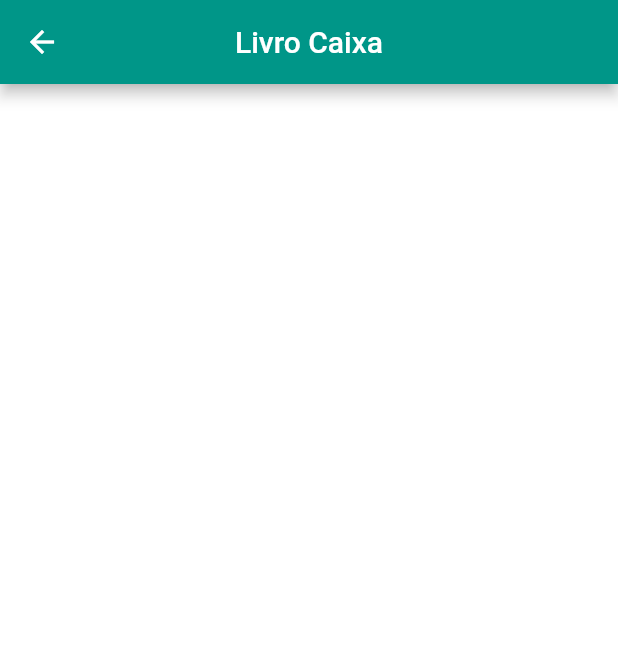
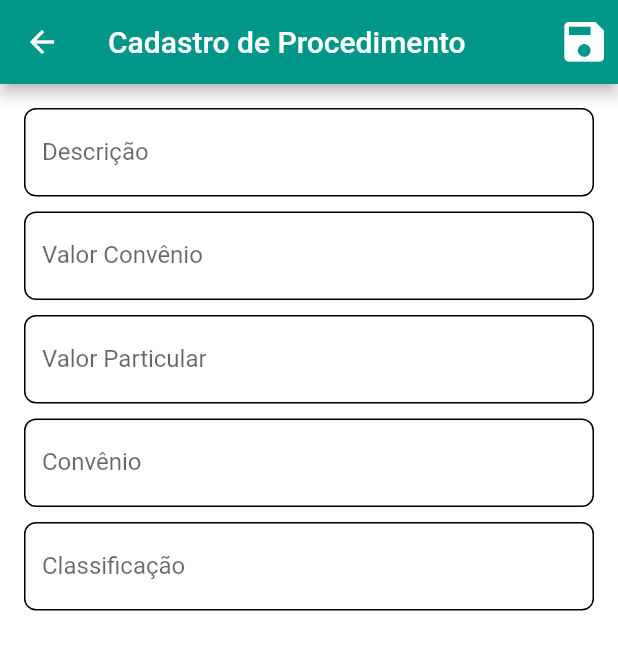
Before and after one commit to Juniorjcmj/flutter_doctor, a Flutter app: the HomePage screen opened directly, after a tap on an icon or button, on a phone screen of 412 x 824 dp. Shown: the top 650 px of the screen. Run offline on Flutter 3.47's test engine with Material 2 defaults, Android fonts, the phone set to English and light mode, and no system bars; our stand-ins replace dio, flutter_custom_clippers, flutter_svg, fluttertoast, font_awesome_flutter, get and 6 more; missing offline and left inert: dart:ffi; accounts and stored records are empty; network calls fail.

Commit message:
termino do formulario de cadastro de procedimentos

```diff
--- /dev/null
+++ b/lib/modulos/procedimento/model/procedimento.dart
@@ -0,0 +1,31 @@
+class Procedimento {
+  dynamic id;
+  String? descricao;
+  dynamic valorConvenio;
+  dynamic valorParticular;
+  String? convenio;
+  String? classificacao;
+
+  Procedimento({
+    this.descricao,
+    this.id,
+    this.valorConvenio,
+    this.valorParticular,
+    this.convenio,
+    this.classificacao,
+  });
+
+  Procedimento.fromJson(Map<String, dynamic> json) {
+    id = json["id"];
+    descricao = json["descricao"];
+    valorConvenio = json["valorConvenio"];
+    valorParticular = json["valorParticular"];
+    convenio = json["convenio"];
+    classificacao = json["classificacao"];
+  }
+
+   @override
+  String toString() {
+    return super.toString();
+  }
+}
--- /dev/null
+++ b/lib/modulos/procedimento/screens/procedimento_form.dart
@@ -0,0 +1,170 @@
+import 'package:flutter/material.dart';
+import 'package:flutter/services.dart';
+import 'package:flutter_doctor/modulos/procedimento/model/procedimento.dart';
+import 'package:flutter_doctor/modulos/procedimento/service/procedimento_service.dart';
+import 'package:flutter_doctor/shared/util/config.dart';
+import 'package:get/get.dart';
+import 'package:get/get_core/src/get_main.dart';
+
+class ProcedimentoForm extends StatefulWidget {
+
+   static const String routNamed = "/procedimento-form";
+
+   late Procedimento? procedimento = Procedimento();
+
+   ProcedimentoForm({Key? key,
+    this.procedimento,
+  }) : super(key: key);
+
+  @override
+  State<ProcedimentoForm> createState() => _ProcedimentoFormState();
+}
+
+class _ProcedimentoFormState extends State<ProcedimentoForm> {
+ bool _isLoading = false;
+ Procedimento procedimento = Procedimento();
+
+    final _formKey = GlobalKey<FormState>();
+
+  // Controladores
+  final TextEditingController _descricaoController = TextEditingController();
+  final TextEditingController _valorConvenioController = TextEditingController();
+  final TextEditingController _valorParticularController = TextEditingController();
+  final TextEditingController _convenioController = TextEditingController();
+  final TextEditingController _classificacaoController = TextEditingController();
+
+  // Função para submissão do formulário
+ Future<Map<String, dynamic>> _submitForm() async {
+    if (_formKey.currentState!.validate()) {
+
+       Map<String, dynamic> dados = {
+        "descricao": _descricaoController.text,
+        "valorConvenio": _valorConvenioController.text,
+        "valorParticular": _valorParticularController.text,
+        "convenio": _convenioController.text,
+        "classificacao": _classificacaoController.text,
+
+      };
+      if (widget.procedimento != null && widget.procedimento!.id != null) {
+              dados.addAll({"id": widget.procedimento!.id});
+            }
+      Map<String, dynamic> result = await ProcedimentoService.cadastrar(dados);
+      return result;
+
+    }
+     return {};
+  }
+
+  @override
+  Widget build(BuildContext context) {
+    Config().init(context);
+    return Scaffold(
+      appBar: AppBar(
+        backgroundColor: Config.primaryColor,
+        title: const Text('Cadastro de Procedimento'),
+        actions: [
+           IconButton(
+                    icon: const Icon(
+                      Icons.save,
+                      size: 35,
+                    ),
+                    tooltip: 'Cadastrar Procedimento',
+                    onPressed: () async {
+                      setState(() {
+                        _isLoading = true; // Inicia o indicador de carregamento
+                      });
+                      Map<String, dynamic> response = await _submitForm();
+                      if (response['status']) {
+                        setState(() {
+                          _isLoading =
+                              false; // Inicia o indicador de carregamento
+                        });
+                        //ignore: use_build_context_synchronously
+                        ScaffoldMessenger.of(context).showSnackBar(
+                          const SnackBar(
+                            dismissDirection: DismissDirection.startToEnd,
+                            backgroundColor: Config.primaryColor,
+                            content: SizedBox(
+                                height: 40,
+                                child: Center(
+                                    child: Icon(
+                                  Icons.check,
+                                  size: 50,
+                                  color: Colors.white,
+                                ))),
+                          ),
+                        );
+
+                        Get.back(result: response);
+                      } else {
+                        setState(() {
+                          _isLoading = false;
+                        });
+                        // ignore: use_build_context_synchronously
+                        ScaffoldMessenger.of(context).showSnackBar(
+                          const SnackBar(
+                            backgroundColor: Colors.red,
+                            content:
+                                Text('Não foi possivél cadastrar Paciente!'),
+                          ),
+                        );
+                      }
+                    },
+                  ),
+        ],
+      ),
+      body: Padding(
+        padding: const EdgeInsets.all(16.0),
+        child: Form(
+          key: _formKey,
+          child: Column(
+            children: [
+              TextFormField(
+                controller: _descricaoController,
+                decoration: const InputDecoration(labelText: 'Descrição'),
+                validator: (value) {
+                  if (value == null || value.isEmpty) {
+                    return 'Campo obrigatório';
+                  }
+                  return null;
+                },
+              ),
+              const SizedBox(height: 10),
+              TextFormField(
+                controller: _valorConvenioController,
+                decoration: const InputDecoration(labelText: 'Valor Convênio'),
+                keyboardType: TextInputType.text,
+
+              ),
+              const SizedBox(height: 10),
+              TextFormField(
+                controller: _valorParticularController,
+                decoration: const InputDecoration(labelText: 'Valor Particular'),
+                keyboardType: TextInputType.text,
+
+                  validator: (value) {
+                  if (value == null || value.isEmpty) {
+                    return 'Campo obrigatório';
+                  }
+                  return null;
+                },
+              ),
+              const SizedBox(height: 10),
+              TextFormField(
+                controller: _convenioController,
+                decoration: const InputDecoration(labelText: 'Convênio'),
+              ),
+              const SizedBox(height: 10),
+              TextFormField(
+                controller: _classificacaoController,
+                decoration: const InputDecoration(labelText: 'Classificação'),
+              ),
+              const SizedBox(height: 20),
+
+            ],
+          ),
+        ),
+      ),
+    );
+  }
+}
--- /dev/null
+++ b/lib/modulos/procedimento/service/procedimento_service.dart
@@ -0,0 +1,87 @@
+import 'dart:developer';
+
+import 'package:dio/dio.dart';
+import 'package:flutter_doctor/modulos/procedimento/model/procedimento.dart';
+import 'package:flutter_doctor/shared/util/config.dart';
+import '../../../interceptor/http_interceptor.dart';
+
+class ProcedimentoService {
+  static String apiUrl = '${Config.apiUrl!}/api/v1/api-procedimento';
+
+  static final Dio _dio = DioInterceptor().dioInstance;
+
+  static Future<List<Procedimento>> getProcedimentos() async {
+    List<Procedimento> procedimentos = [];
+    try {
+      Response response = await _dio.get(apiUrl);
+
+      if (response.statusCode == 200) {
+        List data = response.data;
+        for (dynamic registro in data) {
+          procedimentos.add(Procedimento.fromJson(registro));
+        }
+        return procedimentos;
+      }
+    } on DioError catch (e) {
+      log(e.message);
+    }
+
+    return procedimentos;
+  }
+
+ static Future<Map<String, dynamic>> cadastrar(Map<String, dynamic> dados) async {
+    Response response;
+      final Map<String, dynamic> data = {};
+  try {
+    if(dados['id'] != null){
+     response = await _dio.put(
+      apiUrl,
+      data: dados,
+    );
+
+    }else{
+      response = await _dio.post(
+      apiUrl,
+      data: dados,
+    );
+    }
+
+
+    if (response.statusCode == 200) {
+      data.addAll({'status': true, 'procedimento': Procedimento.fromJson(response.data)});
+     return data;
+    } else {
+       data.addAll({'status': false, 'procedimento': Procedimento()});
+      return data;
+    }
+  } catch (error) {
+   throw ArgumentError.value(error);
+  }
+}
+
+ static  Future<bool> deletar(String id) async {
+
+          Response response = await _dio.delete('$apiUrl/$id');
+          if (response.statusCode == 200) {
+               return true;
+          } else {
+            return false;
+          }
+        }
+
+static Future<Procedimento> findById(String id) async {
+  var procedimento = Procedimento();
+    try {
+      Response response = await _dio.get('$apiUrl/$id');
+
+      if (response.statusCode == 200) {
+          procedimento = Procedimento.fromJson(response.data);
+        return procedimento;
+      }
+    } on DioError catch (e) {
+      log(e.message);
+    }
+    return procedimento;
+  }
+
+}
--- a/lib/shared/screens/home_page.dart
+++ b/lib/shared/screens/home_page.dart
@@ -10,6 +10,7 @@ import 'package:flutter_doctor/modulos/livroCaixa/screens/page_livro_caixa.dart'
 import 'package:flutter_doctor/modulos/paciente/screens/paciente_form.dart';
 import 'package:flutter_doctor/modulos/paciente/screens/page_paciente.dart';
 import 'package:flutter_doctor/modulos/perfil/perfil_page.dart';
+import 'package:flutter_doctor/modulos/procedimento/screens/procedimento_form.dart';
 import 'package:flutter_doctor/shared/service/local_storage_service.dart';
 import 'package:flutter_svg/svg.dart';
 import 'package:font_awesome_flutter/font_awesome_flutter.dart';
@@ -333,7 +334,7 @@ class _HomePageState extends State<HomePage> {
                                     alignment: Alignment.center,
                                     padding: EdgeInsets.zero,
                                     onPressed: () {
-                                      Get.to(() => PageLivroCaixa(),
+                                      Get.to(() => ProcedimentoForm(),
                                           transition: Transition.downToUp,
                                           duration:
                                               Duration(milliseconds: 400));
```
Also changed, not shown: lib/main.dart (+5 -3 lines), lib/modulos/procedimento/screens/page_procedimento.dart (added).
